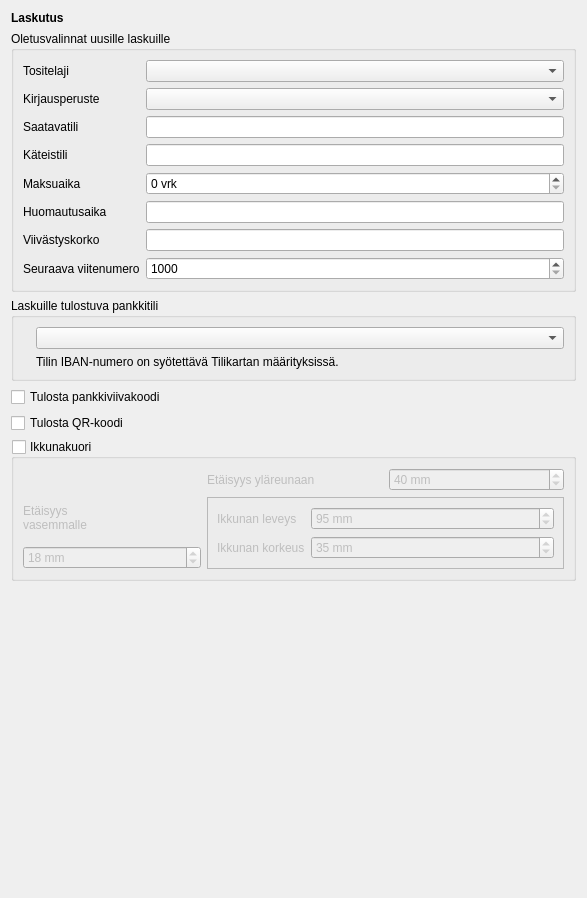
The window that kitupiikki/maaritys/laskumaaritys.ui (artoh/kitupiikki) describes before a commit, drawn with Qt 5.
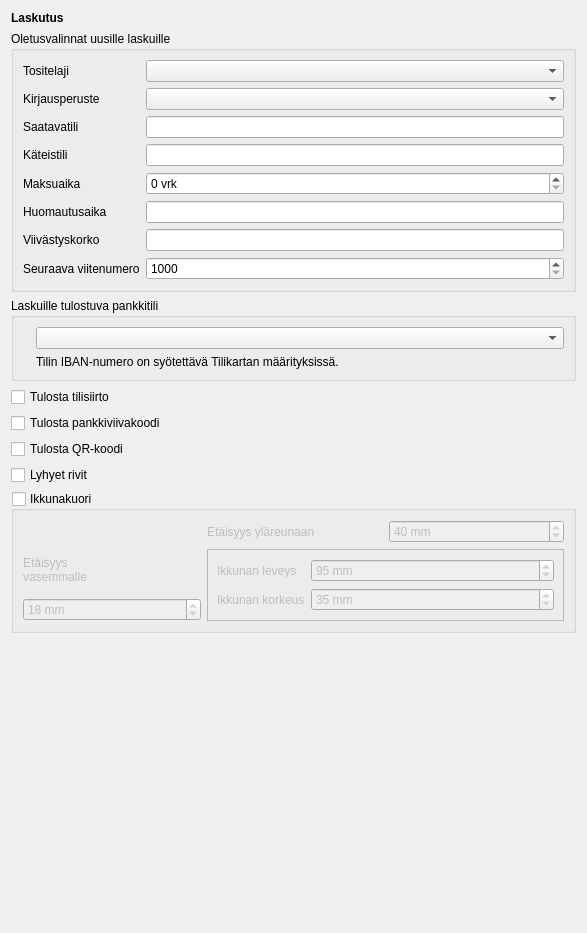
The same window after the commit. Icons and pictures are not drawn. Custom widgets are drawn as their Qt base class.

Commit message: Jatkettu laskuntulostusta

The edit to the form file:
```diff
--- a/kitupiikki/maaritys/laskumaaritys.ui
+++ b/kitupiikki/maaritys/laskumaaritys.ui
@@ -7,7 +7,7 @@
     <x>0</x>
     <y>0</y>
     <width>587</width>
-    <height>898</height>
+    <height>933</height>
    </rect>
   </property>
   <property name="windowTitle">
@@ -177,6 +177,17 @@
      </layout>
     </widget>
    </item>
+   <item>
+    <widget class="QCheckBox" name="tilisiirtoCheck">
+     <property name="text">
+      <string>Tulosta tilisiirto</string>
+     </property>
+     <property name="icon">
+      <iconset resource="../pic/pic.qrc">
+       <normaloff>:/pic/lasku.png</normaloff>:/pic/lasku.png</iconset>
+     </property>
+    </widget>
+   </item>
    <item>
     <widget class="QCheckBox" name="viivakoodiCheck">
      <property name="text">
@@ -199,6 +210,17 @@
      </property>
     </widget>
    </item>
+   <item>
+    <widget class="QCheckBox" name="lyhyetCheck">
+     <property name="text">
+      <string>Lyhyet rivit</string>
+     </property>
+     <property name="icon">
+      <iconset resource="../pic/pic.qrc">
+       <normaloff>:/pic/format-list-unordered.png</normaloff>:/pic/format-list-unordered.png</iconset>
+     </property>
+    </widget>
+   </item>
    <item>
     <widget class="QGroupBox" name="ikkunaKuori">
      <property name="title">
```
Left out of the diff: 19 changed lines with no effect on the pictures. The commit also changes 2 other files.
